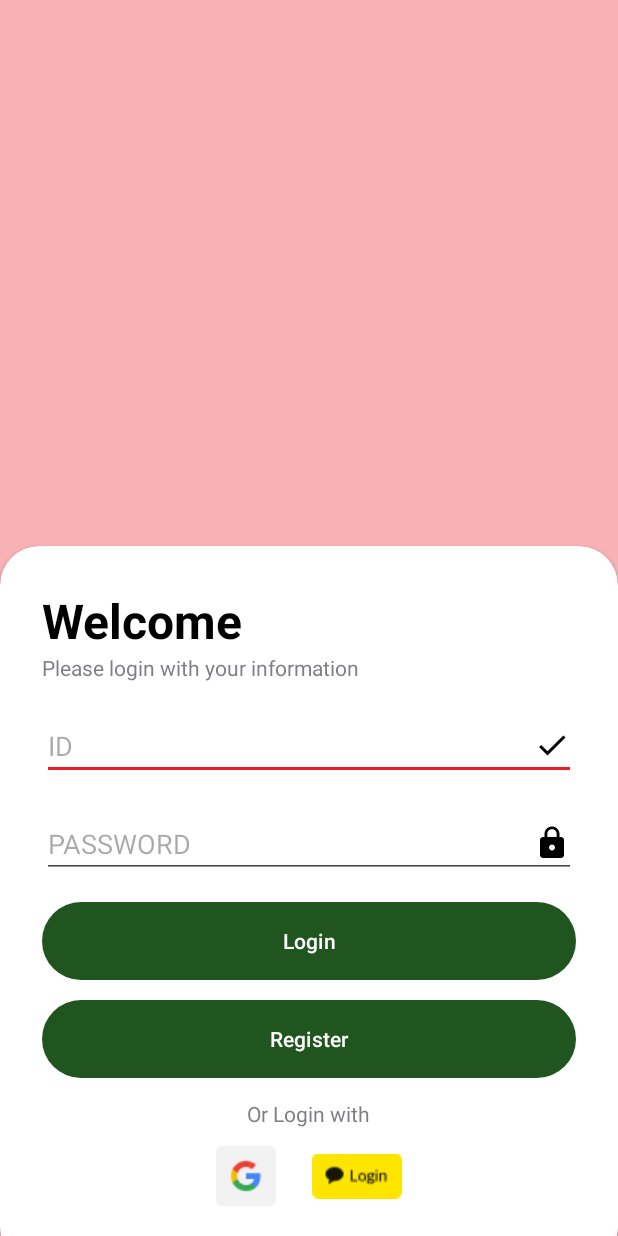
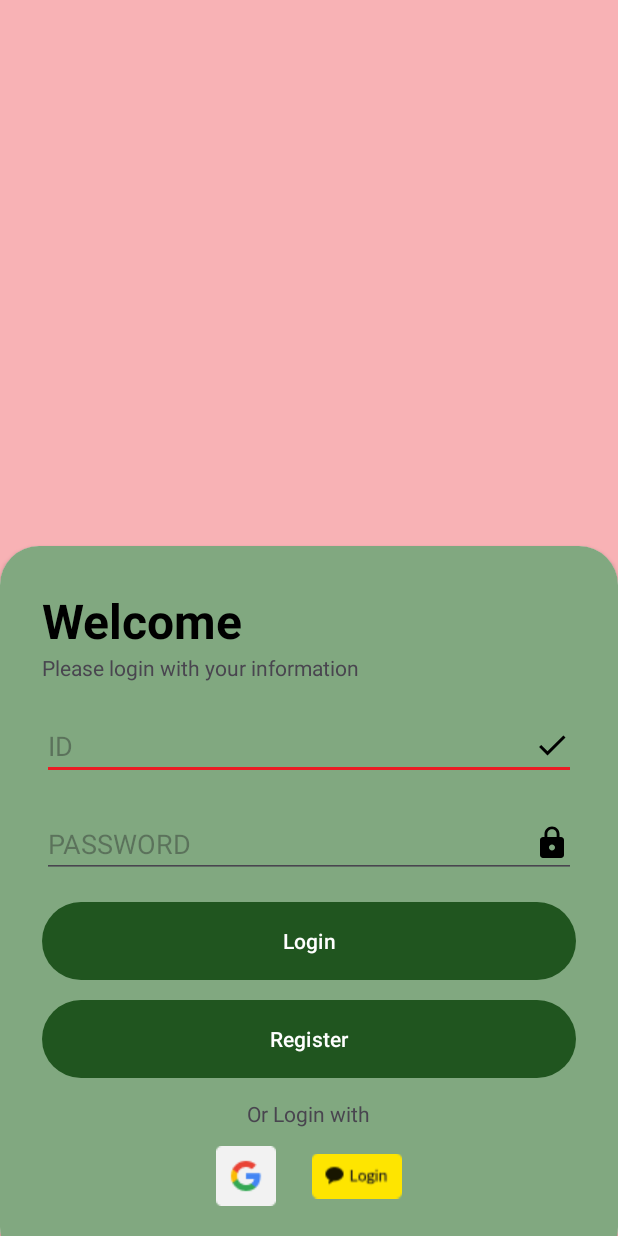
Before and after one commit to seoyuncho/My_Application, an Android app: the screen it shows after launch (LoginActivity), on a phone screen of 412 x 824 dp. Run offline under Robolectric (Android 15) with nearby library versions, the phone set to English and light mode, and no system bars; our stand-ins replace Volley; libraries missing offline, so code that uses them is left out: com.kakao.sdk; 1 statement that could not run was skipped.

Commit message:
왜 안될까?

```diff
--- a/app/src/main/java/com/example/myapplication/LoginActivity.java
+++ b/app/src/main/java/com/example/myapplication/LoginActivity.java
@@ -104,7 +104,7 @@ public class LoginActivity extends AppCompatActivity {
                                 String receivedUserAge = response.getString("userAge");
 
                                 Toast.makeText(getApplicationContext(),"Login success!",Toast.LENGTH_SHORT).show();
-                                Intent intent = new Intent(LoginActivity.this, MainActivity.class);
+                                Intent intent = new Intent(LoginActivity.this, PlayerActivity.class);
                                 intent.putExtra("userID", receivedUserID);
                                 intent.putExtra("userPassword", receivedUserPassword);
                                 intent.putExtra("userName", receivedUserName);
@@ -224,7 +224,7 @@ public class LoginActivity extends AppCompatActivity {
                             String receivedUserAge = response.getString("userAge");
 
                             Toast.makeText(getApplicationContext(),"Login success!",Toast.LENGTH_SHORT).show();
-                            Intent intent = new Intent(LoginActivity.this, MainActivity.class);
+                            Intent intent = new Intent(LoginActivity.this, PlayerActivity.class);
                             intent.putExtra("userID", receivedUserID);
                             intent.putExtra("userPassword", receivedUserPassword);
                             intent.putExtra("userName", receivedUserName);
@@ -283,7 +283,7 @@ public class LoginActivity extends AppCompatActivity {
                                     String receivedUserAge = response.getString("userAge");
 
                                     Toast.makeText(getApplicationContext(),"Login success!",Toast.LENGTH_SHORT).show();
-                                    Intent intent = new Intent(LoginActivity.this, MainActivity.class);
+                                    Intent intent = new Intent(LoginActivity.this, PlayerActivity.class);
                                     intent.putExtra("userID", receivedUserID);
                                     intent.putExtra("userPassword", receivedUserPassword);
                                     intent.putExtra("userName", receivedUserName);
--- a/app/src/main/java/com/example/myapplication/ThirdFragment.java
+++ b/app/src/main/java/com/example/myapplication/ThirdFragment.java
@@ -127,6 +127,8 @@ public class ThirdFragment extends Fragment {
                     }
                 });
 
-        builder.create().show();
+        AlertDialog dialog = builder.create();
+        dialog.getWindow().setBackgroundDrawableResource(R.drawable.dialog_background);
+        dialog.show();
     }
 }
--- a/app/src/main/res/drawable/button_background.xml
+++ b/app/src/main/res/drawable/button_background.xml
@@ -1,5 +1,5 @@
 <?xml version="1.0" encoding="utf-8"?>
 <shape xmlns:android="http://schemas.android.com/apk/res/android">
-    <solid android:color="#20551F" />
+    <solid android:color="@color/black" />
     <corners android:radius="30dp" />
 </shape>
--- a/app/src/main/res/layout/activity_login.xml
+++ b/app/src/main/res/layout/activity_login.xml
@@ -19,7 +19,8 @@
             android:layout_width="match_parent"
             android:layout_height="wrap_content"
             android:orientation="vertical"
-            android:padding="28dp">
+            android:padding="28dp"
+            android:background="#81A880">
 
             <TextView
                 android:layout_width="wrap_content"
@@ -32,8 +33,7 @@
             <TextView
                 android:layout_width="wrap_content"
                 android:layout_height="wrap_content"
-                android:text="Please login with your information"
-                android:alpha="0.7"/>
+                android:text="Please login with your information" />
 
             <View
                 android:layout_width="wrap_content"
@@ -85,8 +85,7 @@
                 android:layout_width="wrap_content"
                 android:layout_height="wrap_content"
                 android:text="Or Login with"
-                android:layout_gravity="center"
-                android:alpha="0.7"/>
+                android:layout_gravity="center" />
 
             <LinearLayout
                 android:layout_width="match_parent"
--- a/app/src/main/res/layout/fragment_third.xml
+++ b/app/src/main/res/layout/fragment_third.xml
@@ -29,13 +29,12 @@
         android:id="@+id/recyclerView"
         android:layout_width="0dp"
         android:layout_height="0dp"
-        android:background="@android:color/white"
+        android:background="#F8B1B4"
         android:layout_marginTop="10sp"
         app:layout_constraintEnd_toEndOf="parent"
         app:layout_constraintHeight_percent="0.8"
         app:layout_constraintWidth_percent="1"
         app:layout_constraintStart_toStartOf="parent"
-        app:layout_constraintTop_toBottomOf="@+id/settingsButton"/>
-
+        app:layout_constraintTop_toBottomOf="@+id/settingsButton" />
 
 </androidx.constraintlayout.widget.ConstraintLayout>
```
